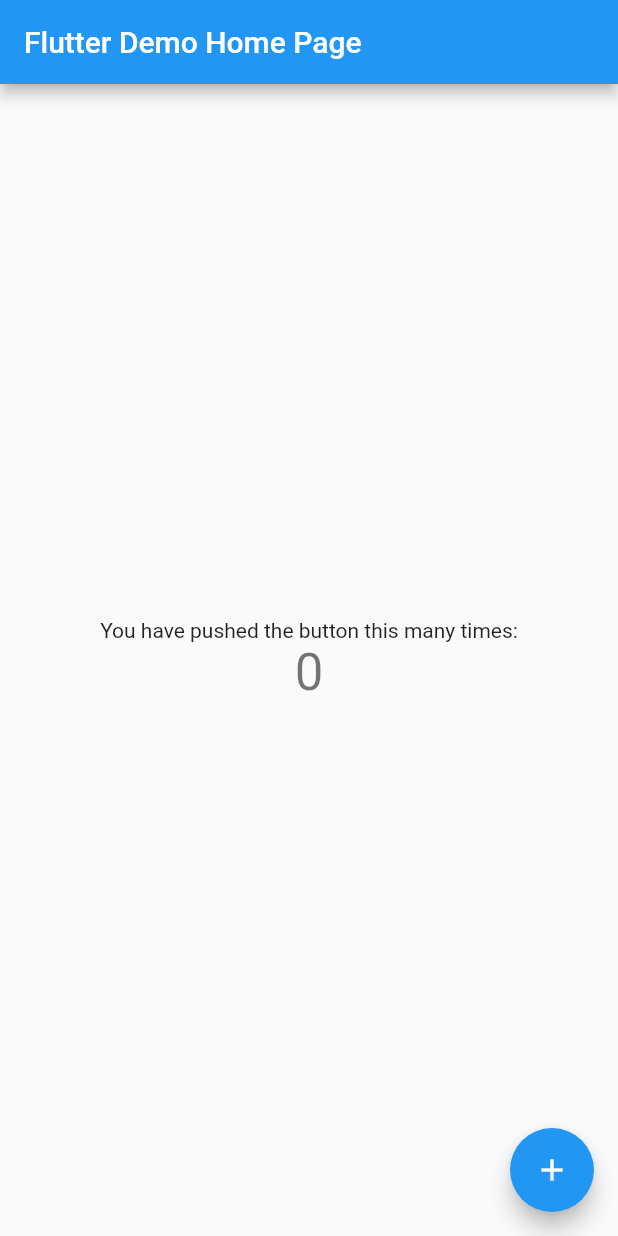
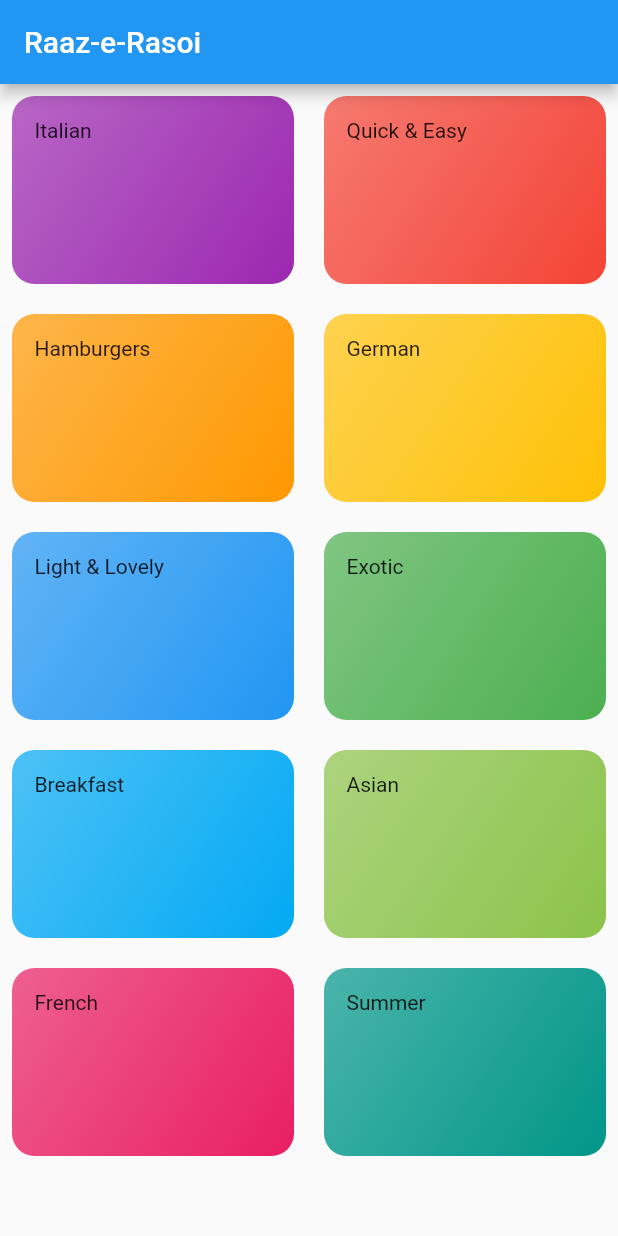
Before and after one commit to kashish1211/Raaz-E-Rasoi, a Flutter app: the screen it shows after launch, on a phone screen of 412 x 824 dp. Run offline on Flutter 3.47's test engine with Material 2 defaults, Android fonts, the phone set to English and light mode, and no system bars.

Commit message:
added categories
Co-authored-by: shubh1605 <shubh1605@users.noreply.github.com>
Co-authored-by: HarshitJain28 <HarshitJain28@users.noreply.github.com>

```diff
--- /dev/null
+++ b/lib/categories_screen.dart
@@ -0,0 +1,34 @@
+import 'package:flutter/material.dart';
+
+import './dummy.dart';
+import './category_item.dart';
+
+class CategoriesScreen extends StatelessWidget {
+  @override
+  Widget build(BuildContext context) {
+    return Scaffold(
+      appBar: AppBar(
+        title: const Text('Raaz-e-Rasoi'),
+      ),
+      body: Padding(
+        padding: const EdgeInsets.all(8.0),
+        child: GridView(
+          children: DUMMY_CATEGORIES
+              .map(
+                (catData) => CategoryItem(
+                  catData.title,
+                  catData.color,
+                ),
+              )
+              .toList(),
+          gridDelegate: SliverGridDelegateWithMaxCrossAxisExtent(
+            maxCrossAxisExtent: 200,
+            childAspectRatio: 3 / 2,
+            crossAxisSpacing: 20,
+            mainAxisSpacing: 20,
+          ),
+        ),
+      ),
+    );
+  }
+}
--- /dev/null
+++ b/lib/category_item.dart
@@ -0,0 +1,26 @@
+import 'package:flutter/material.dart';
+
+class CategoryItem extends StatelessWidget {
+  final String title;
+  final Color color;
+
+  CategoryItem(this.title, this.color);
+  @override
+  Widget build(BuildContext context) {
+    return Container(
+      padding: const EdgeInsets.all(15),
+      child: Text(title),
+      decoration: BoxDecoration(
+        gradient: LinearGradient(
+          colors: [
+            color.withOpacity(0.7),
+            color,
+          ],
+          begin: Alignment.topLeft,
+          end: Alignment.bottomRight,
+        ),
+        borderRadius: BorderRadius.circular(15),
+      ),
+    );
+  }
+}
--- /dev/null
+++ b/lib/dummy.dart
@@ -0,0 +1,56 @@
+import 'package:flutter/material.dart';
+
+import './models/category.dart';
+
+const DUMMY_CATEGORIES = const [
+  Category(
+    id: 'c1',
+    title: 'Italian',
+    color: Colors.purple,
+  ),
+  Category(
+    id: 'c2',
+    title: 'Quick & Easy',
+    color: Colors.red,
+  ),
+  Category(
+    id: 'c3',
+    title: 'Hamburgers',
+    color: Colors.orange,
+  ),
+  Category(
+    id: 'c4',
+    title: 'German',
+    color: Colors.amber,
+  ),
+  Category(
+    id: 'c5',
+    title: 'Light & Lovely',
+    color: Colors.blue,
+  ),
+  Category(
+    id: 'c6',
+    title: 'Exotic',
+    color: Colors.green,
+  ),
+  Category(
+    id: 'c7',
+    title: 'Breakfast',
+    color: Colors.lightBlue,
+  ),
+  Category(
+    id: 'c8',
+    title: 'Asian',
+    color: Colors.lightGreen,
+  ),
+  Category(
+    id: 'c9',
+    title: 'French',
+    color: Colors.pink,
+  ),
+  Category(
+    id: 'c10',
+    title: 'Summer',
+    color: Colors.teal,
+  ),
+];
--- a/lib/main.dart
+++ b/lib/main.dart
@@ -1,113 +1,20 @@
 import 'package:flutter/material.dart';
+
+import './categories_screen.dart';
 
 void main() {
   runApp(MyApp());
 }
 
 class MyApp extends StatelessWidget {
-  // This widget is the root of your application.
   @override
   Widget build(BuildContext context) {
     return MaterialApp(
-      title: 'Flutter Demo',
+      title: 'Raaz-E-Rasoi',
       theme: ThemeData(
-        // This is the theme of your application.
-        //
-        // Try running your application with "flutter run". You'll see the
-        // application has a blue toolbar. Then, without quitting the app, try
-        // changing the primarySwatch below to Colors.green and then invoke
-        // "hot reload" (press "r" in the console where you ran "flutter run",
-        // or simply save your changes to "hot reload" in a Flutter IDE).
-        // Notice that the counter didn't reset back to zero; the application
-        // is not restarted.
         primarySwatch: Colors.blue,
       ),
-      home: MyHomePage(title: 'Flutter Demo Home Page'),
+      home: CategoriesScreen(),
     );
   }
 }
-
-class MyHomePage extends StatefulWidget {
-  MyHomePage({Key? key, required this.title}) : super(key: key);
-
-  // This widget is the home page of your application. It is stateful, meaning
-  // that it has a State object (defined below) that contains fields that affect
-  // how it looks.
-
-  // This class is the configuration for the state. It holds the values (in this
-  // case the title) provided by the parent (in this case the App widget) and
-  // used by the build method of the State. Fields in a Widget subclass are
-  // always marked "final".
-
-  final String title;
-
-  @override
-  _MyHomePageState createState() => _MyHomePageState();
-}
-
-class _MyHomePageState extends State<MyHomePage> {
-  int _counter = 0;
-
-  void _incrementCounter() {
-    setState(() {
-      // This call to setState tells the Flutter framework that something has
-      // changed in this State, which causes it to rerun the build method below
-      // so that the display can reflect the updated values. If we changed
-      // _counter without calling setState(), then the build method would not be
-      // called again, and so nothing would appear to happen.
-      _counter++;
-    });
-  }
-
-  @override
-  Widget build(BuildContext context) {
-    // This method is rerun every time setState is called, for instance as done
-    // by the _incrementCounter method above.
-    //
-    // The Flutter framework has been optimized to make rerunning build methods
-    // fast, so that you can just rebuild anything that needs updating rather
-    // than having to individually change instances of widgets.
-    return Scaffold(
-      appBar: AppBar(
-        // Here we take the value from the MyHomePage object that was created by
-        // the App.build method, and use it to set our appbar title.
-        title: Text(widget.title),
-      ),
-      body: Center(
-        // Center is a layout widget. It takes a single child and positions it
-        // in the middle of the parent.
-        child: Column(
-          // Column is also a layout widget. It takes a list of children and
-          // arranges them vertically. By default, it sizes itself to fit its
-          // children horizontally, and tries to be as tall as its parent.
-          //
-          // Invoke "debug painting" (press "p" in the console, choose the
-          // "Toggle Debug Paint" action from the Flutter Inspector in Android
-          // Studio, or the "Toggle Debug Paint" command in Visual Studio Code)
-          // to see the wireframe for each widget.
-          //
-          // Column has various properties to control how it sizes itself and
-          // how it positions its children. Here we use mainAxisAlignment to
-          // center the children vertically; the main axis here is the vertical
-          // axis because Columns are vertical (the cross axis would be
-          // horizontal).
-          mainAxisAlignment: MainAxisAlignment.center,
-          children: <Widget>[
-            Text(
-              'You have pushed the button this many times:',
-            ),
-            Text(
-              '$_counter',
-              style: Theme.of(context).textTheme.headline4,
-            ),
-          ],
-        ),
-      ),
-      floatingActionButton: FloatingActionButton(
-        onPressed: _incrementCounter,
-        tooltip: 'Increment',
-        child: Icon(Icons.add),
-      ), // This trailing comma makes auto-formatting nicer for build methods.
-    );
-  }
-}
--- /dev/null
+++ b/lib/models/category.dart
@@ -0,0 +1,13 @@
+import 'package:flutter/material.dart';
+
+class Category {
+  final String id;
+  final String title;
+  final Color color;
+
+  const Category({
+    required this.id,
+    required this.title,
+    this.color = Colors.orange,
+  });
+}
```
